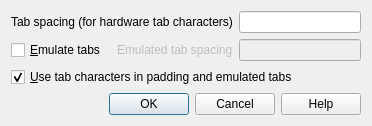
eteran/nedit-ng, file source/ui/DialogTabs.ui: the form before one commit.
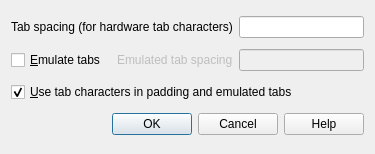
The form after the commit.

The edit to the form file:
```diff
--- a/source/ui/DialogTabs.ui
+++ b/source/ui/DialogTabs.ui
@@ -6,8 +6,8 @@
    <rect>
     <x>0</x>
     <y>0</y>
-    <width>372</width>
-    <height>114</height>
+    <width>375</width>
+    <height>154</height>
    </rect>
   </property>
   <property name="windowTitle">
```
